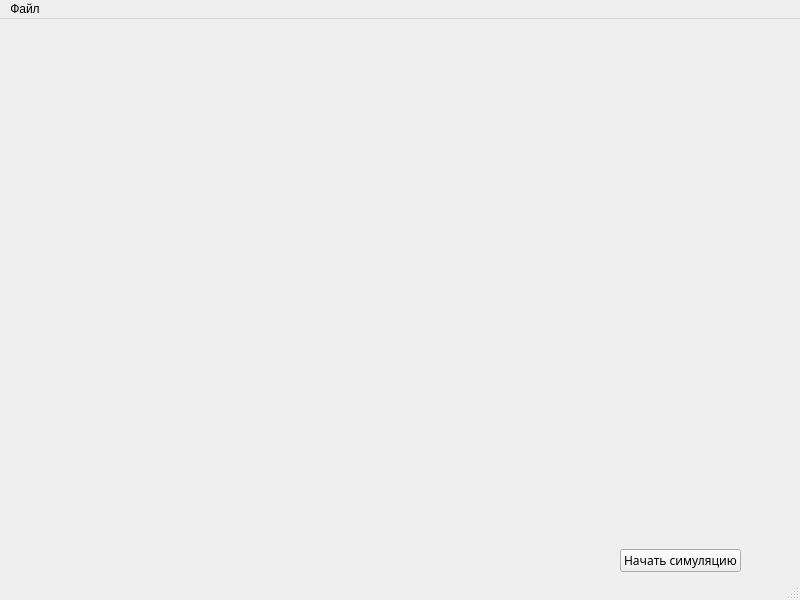
The window that UI/lab1_main.ui (adozaraz/MathModelling) describes before a commit, drawn with Qt 5.
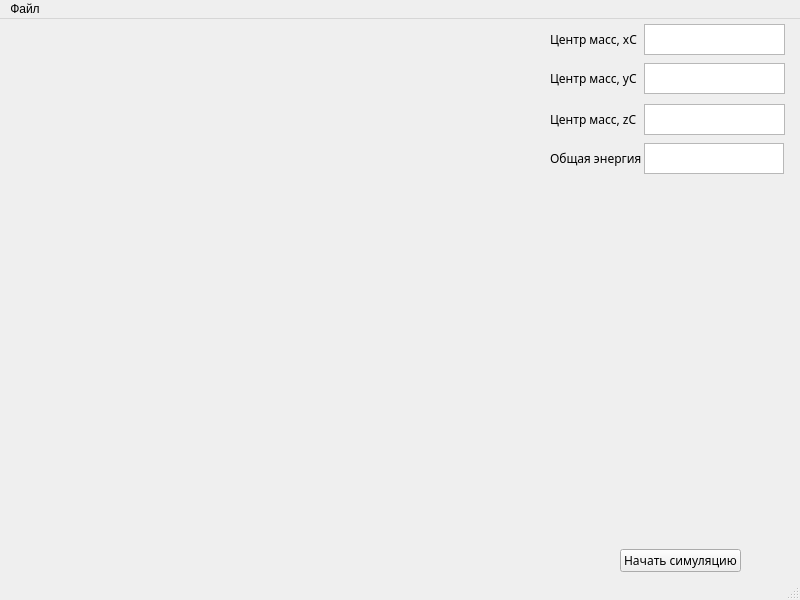
The same window after the commit. Custom widgets are drawn as their Qt base class.

Commit message: Обновление интерфейса

```diff
--- a/UI/lab1_main.ui
+++ b/UI/lab1_main.ui
@@ -48,6 +48,118 @@
      <string>Начать симуляцию</string>
     </property>
    </widget>
+   <widget class="QLabel" name="label">
+    <property name="geometry">
+     <rect>
+      <x>550</x>
+      <y>10</y>
+      <width>101</width>
+      <height>21</height>
+     </rect>
+    </property>
+    <property name="font">
+     <font>
+      <family>Montserrat</family>
+     </font>
+    </property>
+    <property name="text">
+     <string>Центр масс, xC</string>
+    </property>
+   </widget>
+   <widget class="QLabel" name="label_2">
+    <property name="geometry">
+     <rect>
+      <x>550</x>
+      <y>49</y>
+      <width>101</width>
+      <height>21</height>
+     </rect>
+    </property>
+    <property name="font">
+     <font>
+      <family>Montserrat</family>
+     </font>
+    </property>
+    <property name="text">
+     <string>Центр масс, yC</string>
+    </property>
+   </widget>
+   <widget class="QLabel" name="label_3">
+    <property name="geometry">
+     <rect>
+      <x>550</x>
+      <y>90</y>
+      <width>101</width>
+      <height>21</height>
+     </rect>
+    </property>
+    <property name="font">
+     <font>
+      <family>Montserrat</family>
+     </font>
+    </property>
+    <property name="text">
+     <string>Центр масс, zC</string>
+    </property>
+   </widget>
+   <widget class="QTextBrowser" name="textBrowser">
+    <property name="geometry">
+     <rect>
+      <x>644</x>
+      <y>5</y>
+      <width>141</width>
+      <height>31</height>
+     </rect>
+    </property>
+   </widget>
+   <widget class="QTextBrowser" name="textBrowser_2">
+    <property name="geometry">
+     <rect>
+      <x>644</x>
+      <y>44</y>
+      <width>141</width>
+      <height>31</height>
+     </rect>
+    </property>
+   </widget>
+   <widget class="QTextBrowser" name="textBrowser_3">
+    <property name="geometry">
+     <rect>
+      <x>644</x>
+      <y>85</y>
+      <width>141</width>
+      <height>31</height>
+     </rect>
+    </property>
+   </widget>
+   <widget class="QTextBrowser" name="textBrowser_4">
+    <property name="geometry">
+     <rect>
+      <x>644</x>
+      <y>124</y>
+      <width>140</width>
+      <height>31</height>
+     </rect>
+    </property>
+   </widget>
+   <widget class="QLabel" name="label_4">
+    <property name="geometry">
+     <rect>
+      <x>550</x>
+      <y>129</y>
+      <width>100</width>
+      <height>21</height>
+     </rect>
+    </property>
+    <property name="font">
+     <font>
+      <family>Montserrat</family>
+     </font>
+    </property>
+    <property name="text">
+     <string>Общая энергия</string>
+    </property>
+   </widget>
   </widget>
   <widget class="QMenuBar" name="menubar">
    <property name="geometry">
```
The commit also changes 1 other file.
